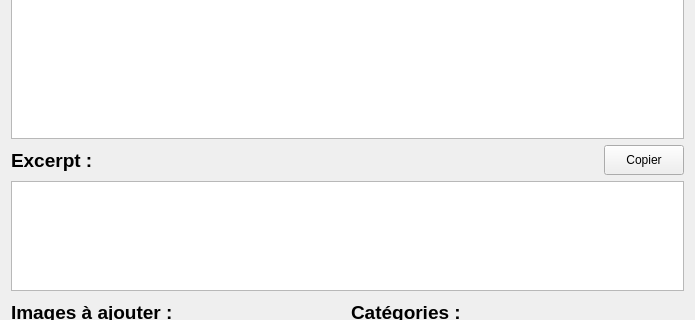
Old version of the form ui/sendmanual.ui in the repository AlypieFr/qrecipewriter; both pictures show x 0 to 695 and y 240 to 560 of the 695 by 714 pixel window.
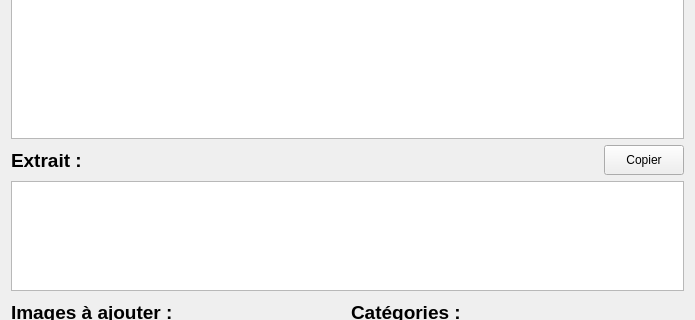
New version of the form.

```diff
--- a/ui/sendmanual.ui
+++ b/ui/sendmanual.ui
@@ -194,7 +194,7 @@
           </font>
          </property>
          <property name="text">
-          <string>Excerpt :</string>
+          <string>Extrait :</string>
          </property>
         </widget>
        </item>
```
